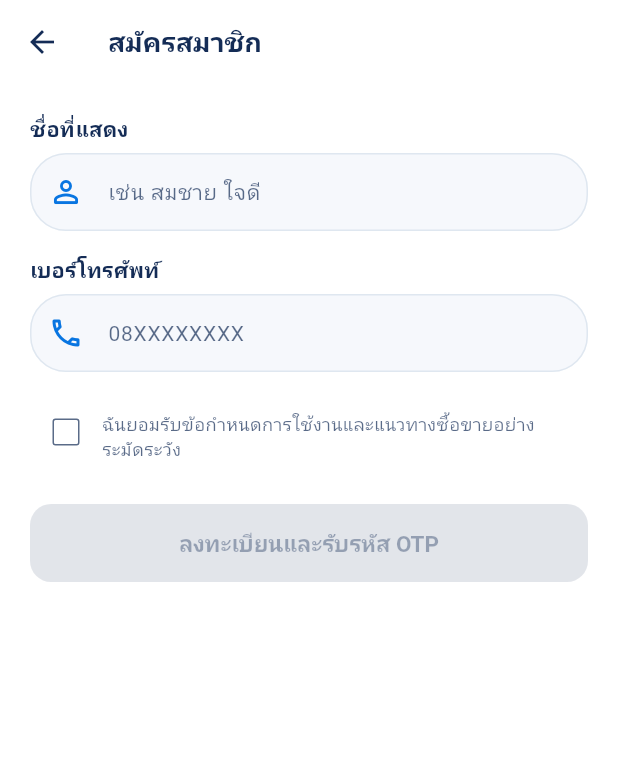
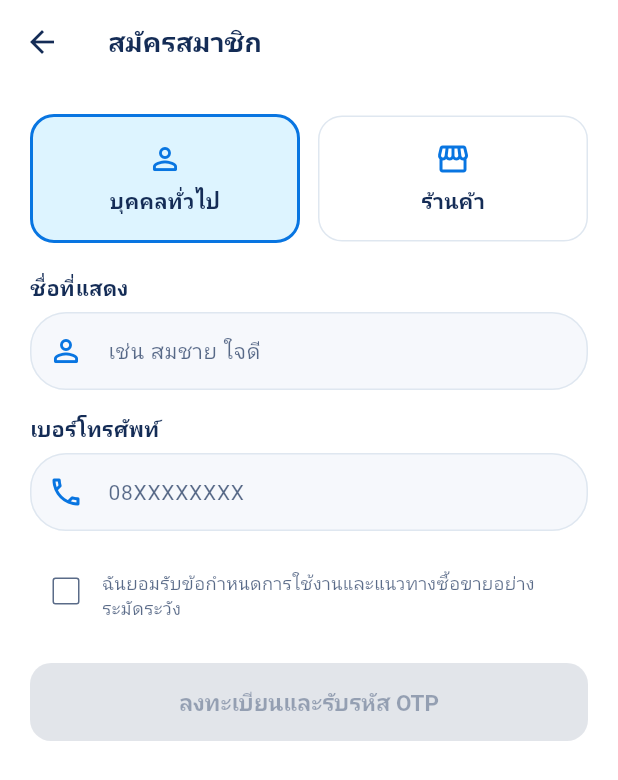
Before and after one commit to Prite-Kaiwit/Dolp, a Flutter app: the SignUpScreen screen opened directly, on a phone screen of 412 x 824 dp. Shown: the top 780 px of the screen. Run offline on Flutter 3.47's test engine with Material 3 defaults, Android fonts, the phone set to English and light mode, and no system bars; our stand-ins replace cloud_firestore, firebase_auth, firebase_core, flutter_map, geolocator, image_picker and 3 more; accounts and stored records are empty; network calls fail.

Commit message:
feat: shop sign-up, setup and conversion screens
Co-Authored-By: Claude Opus 5.5 <noreply@anthropic.com>

```diff
--- a/lib/screens/auth/sign_up_screen.dart
+++ b/lib/screens/auth/sign_up_screen.dart
@@ -1,8 +1,10 @@
 import 'package:flutter/material.dart';
 import 'package:flutter/services.dart';
+import '../../models/user.dart';
 import '../../state/app_state.dart';
 import '../../theme/app_theme.dart';
 import 'phone_otp_screen.dart';
+import 'shop_setup_screen.dart';
 
 class SignUpScreen extends StatefulWidget {
   const SignUpScreen({super.key});
@@ -16,6 +18,7 @@ class _SignUpScreenState extends State<SignUpScreen> {
   final _nameController = TextEditingController();
   final _phoneController = TextEditingController();
   bool _agreedToTerms = false;
+  AccountType _accountType = AccountType.person;
 
   bool get _formIsValid {
     final phone = _phoneController.text.trim();
@@ -32,6 +35,73 @@ class _SignUpScreenState extends State<SignUpScreen> {
     super.dispose();
   }
 
+  void _continue() {
+    final name = _nameController.text.trim();
+    final phone = _phoneController.text.trim();
+    if (_accountType == AccountType.person) {
+      Navigator.push(
+        context,
+        MaterialPageRoute(
+          builder: (_) => PhoneOtpScreen(name: name, phone: phone),
+        ),
+      );
+      return;
+    }
+    Navigator.push(
+      context,
+      MaterialPageRoute(
+        builder: (setupContext) => ShopSetupScreen(
+          mode: ShopSetupMode.register,
+          onSubmitted: (profile) => Navigator.push(
+            setupContext,
+            MaterialPageRoute(
+              builder: (_) => PhoneOtpScreen(
+                name: name,
+                phone: phone,
+                accountType: AccountType.shop,
+                shop: profile,
+              ),
+            ),
+          ),
+        ),
+      ),
+    );
+  }
+
+  Widget _typeCard(AccountType type, String label, IconData icon) {
+    final selected = _accountType == type;
+    return Expanded(
+      child: InkWell(
+        borderRadius: BorderRadius.circular(16),
+        onTap: () => setState(() => _accountType = type),
+        child: Container(
+          padding: const EdgeInsets.symmetric(vertical: 16),
+          decoration: BoxDecoration(
+            color: selected ? AppColors.aquaPale : AppColors.white,
+            borderRadius: BorderRadius.circular(16),
+            border: Border.all(
+              color: selected ? AppColors.oceanBlue : AppColors.grayLine,
+              width: selected ? 2 : 1,
+            ),
+          ),
+          child: Column(
+            children: [
+              Icon(icon, color: AppColors.oceanBlue),
+              const SizedBox(height: 6),
+              Text(
+                label,
+                style: const TextStyle(
+                  fontWeight: FontWeight.bold,
+                  fontSize: 14,
+                ),
+              ),
+            ],
+          ),
+        ),
+      ),
+    );
+  }
+
   @override
   Widget build(BuildContext context) {
     return Scaffold(
@@ -44,9 +114,30 @@ class _SignUpScreenState extends State<SignUpScreen> {
             child: Column(
               crossAxisAlignment: CrossAxisAlignment.start,
               children: [
-                const Text(
-                  'ชื่อที่แสดง',
-                  style: TextStyle(fontWeight: FontWeight.w600, fontSize: 14),
+                Row(
+                  children: [
+                    _typeCard(
+                      AccountType.person,
+                      'บุคคลทั่วไป',
+                      Icons.person_outline_rounded,
+                    ),
+                    const SizedBox(width: 12),
+                    _typeCard(
+                      AccountType.shop,
+                      'ร้านค้า',
+                      Icons.storefront_outlined,
+                    ),
+                  ],
+                ),
+                const SizedBox(height: 20),
+                Text(
+                  _accountType == AccountType.shop
+                      ? 'ชื่อเจ้าของบัญชี'
+                      : 'ชื่อที่แสดง',
+                  style: const TextStyle(
+                    fontWeight: FontWeight.w600,
+                    fontSize: 14,
+                  ),
                 ),
                 const SizedBox(height: 6),
                 TextFormField(
@@ -131,20 +222,14 @@ class _SignUpScreenState extends State<SignUpScreen> {
                     onPressed: _formIsValid
                         ? () {
                             if (!_formKey.currentState!.validate()) return;
-                            Navigator.push(
-                              context,
-                              MaterialPageRoute(
-                                builder: (_) => PhoneOtpScreen(
-                                  name: _nameController.text.trim(),
-                                  phone: _phoneController.text.trim(),
-                                ),
-                              ),
-                            );
+                            _continue();
                           }
                         : null,
-                    child: const Text(
-                      'ลงทะเบียนและรับรหัส OTP',
-                      style: TextStyle(
+                    child: Text(
+                      _accountType == AccountType.shop
+                          ? 'ถัดไป: ตั้งค่าร้าน'
+                          : 'ลงทะเบียนและรับรหัส OTP',
+                      style: const TextStyle(
                         fontSize: 15,
                         fontWeight: FontWeight.bold,
                       ),
```
Also changed, not shown: lib/screens/auth/phone_otp_screen.dart (+13 -1 lines), lib/screens/auth/shop_setup_screen.dart (added, +235 -0 lines), lib/screens/profile/profile_screen.dart (+31 -1 lines), lib/widgets/location_picker.dart (+5 -3 lines), lib/widgets/opening_hours_editor.dart (added, +129 -0 lines), 1 other file.
